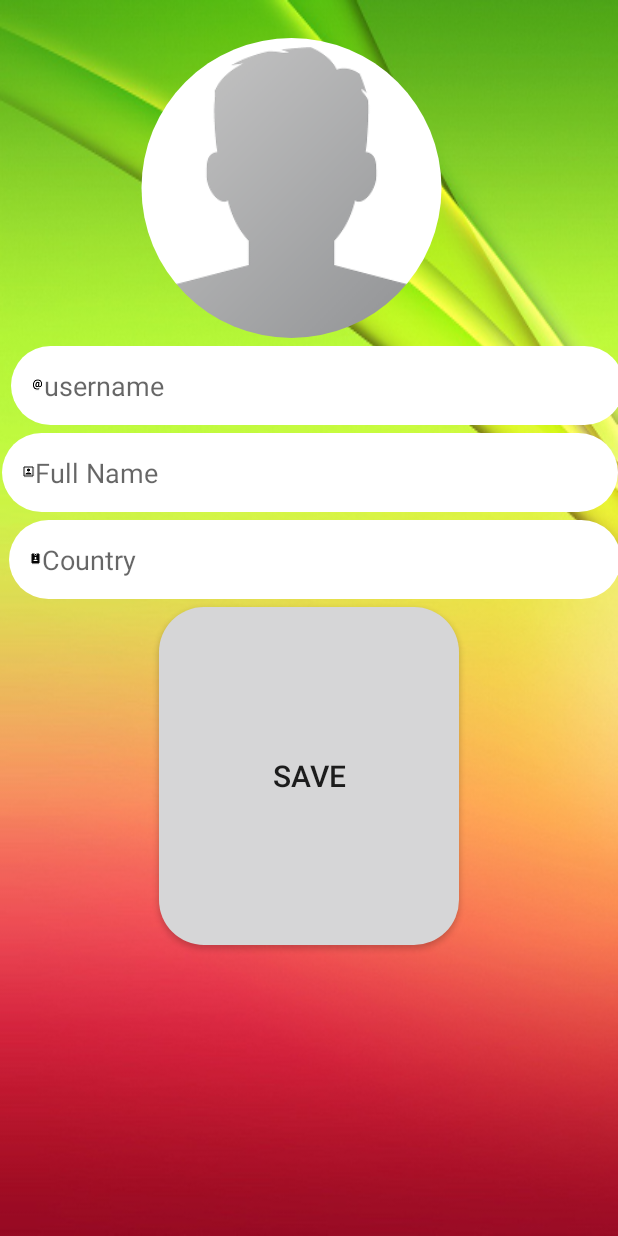
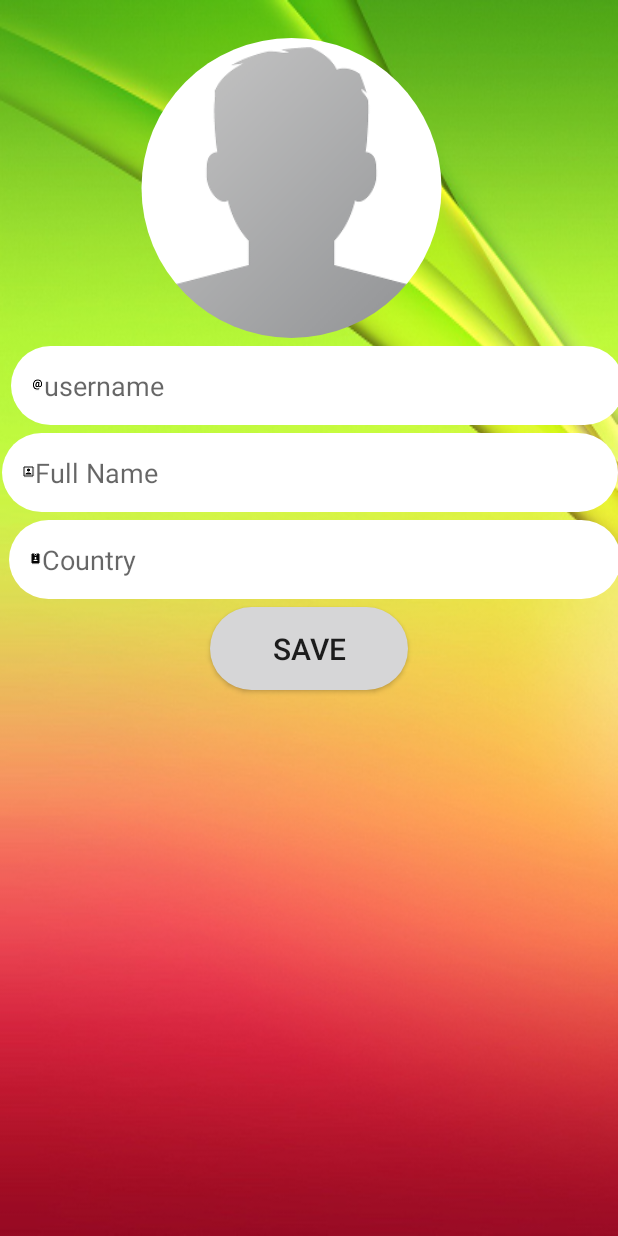
Before and after one commit to nibchee/SchmOSnap, an Android app: the layout activity_setup.xml on its own in the app's theme, with its tools: preview values and no code run, on a phone screen of 412 x 824 dp. Run offline under Robolectric (Android 15) with nearby library versions, the light colour scheme and no system bars.

```diff
--- a/app/src/main/java/com/example/nirbhay/schmosnap/LoginActivity.java
+++ b/app/src/main/java/com/example/nirbhay/schmosnap/LoginActivity.java
@@ -27,7 +27,8 @@ public class LoginActivity extends AppCompatActivity {
     private FirebaseAuth mAuth;
 
     @Override
-    protected void onCreate(Bundle savedInstanceState) {
+    protected void onCreate(Bundle savedInstanceState)
+    {
         super.onCreate(savedInstanceState);
         setContentView(R.layout.activity_login);
 
@@ -84,6 +85,7 @@ public class LoginActivity extends AppCompatActivity {
                         {
                            if(task.isSuccessful())
                            {
+
                                SendUserToMAinActivity();
                                Toast.makeText(LoginActivity.this,"You Are logged in Sucessfully",Toast.LENGTH_SHORT).show();
                                loadingBar.dismiss();
--- a/app/src/main/java/com/example/nirbhay/schmosnap/SetupActivity.java
+++ b/app/src/main/java/com/example/nirbhay/schmosnap/SetupActivity.java
@@ -13,7 +13,8 @@ public class SetupActivity extends AppCompatActivity {
     private CircleImageView ProfileImage;
 
     @Override
-    protected void onCreate(Bundle savedInstanceState) {
+    protected void onCreate(Bundle savedInstanceState)
+    {
         super.onCreate(savedInstanceState);
         setContentView(R.layout.activity_setup);
 
--- a/app/src/main/res/layout/activity_setup.xml
+++ b/app/src/main/res/layout/activity_setup.xml
@@ -101,13 +101,11 @@
 
     <Button
         android:id="@+id/setup_information_button"
-        android:layout_width="200dp"
-        android:layout_height="64dp"
+        android:layout_width="132dp"
+        android:layout_height="wrap_content"
         android:layout_below="@+id/setup_country_name"
-        android:layout_alignParentBottom="true"
         android:layout_centerHorizontal="true"
         android:layout_marginTop="5dp"
-        android:layout_marginBottom="194dp"
         android:background="@drawable/button"
 
         android:padding="14dp"
```
Also changed, not shown: app/src/main/java/com/example/nirbhay/schmosnap/MainActivity.java (+46 -1 lines).
